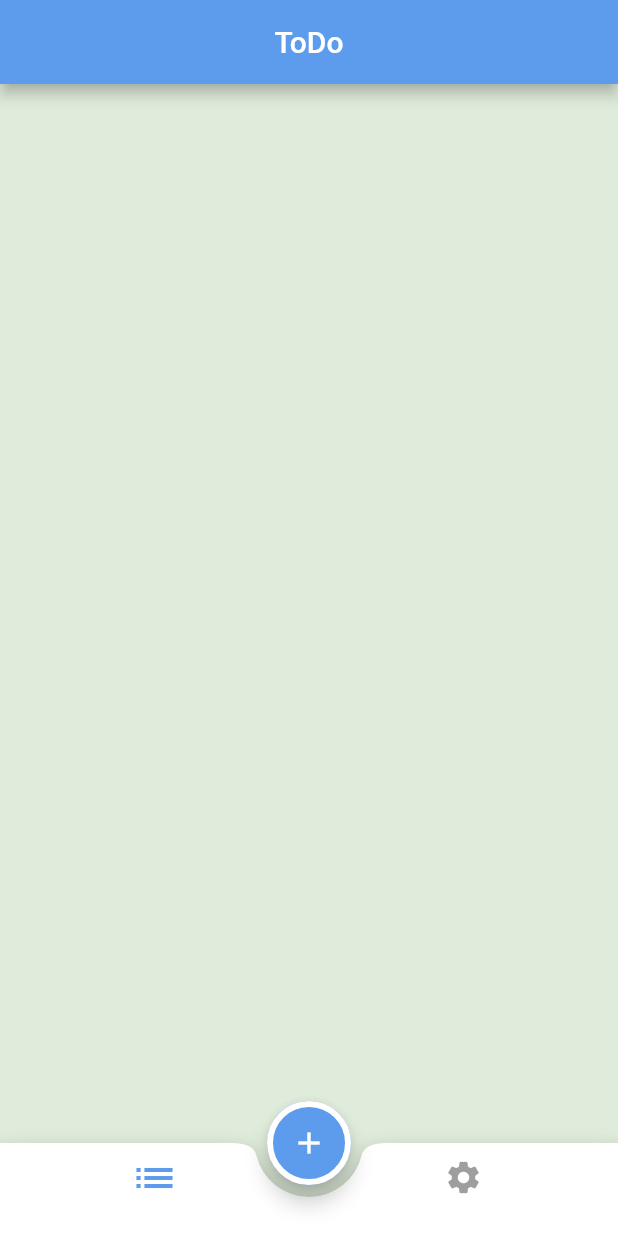
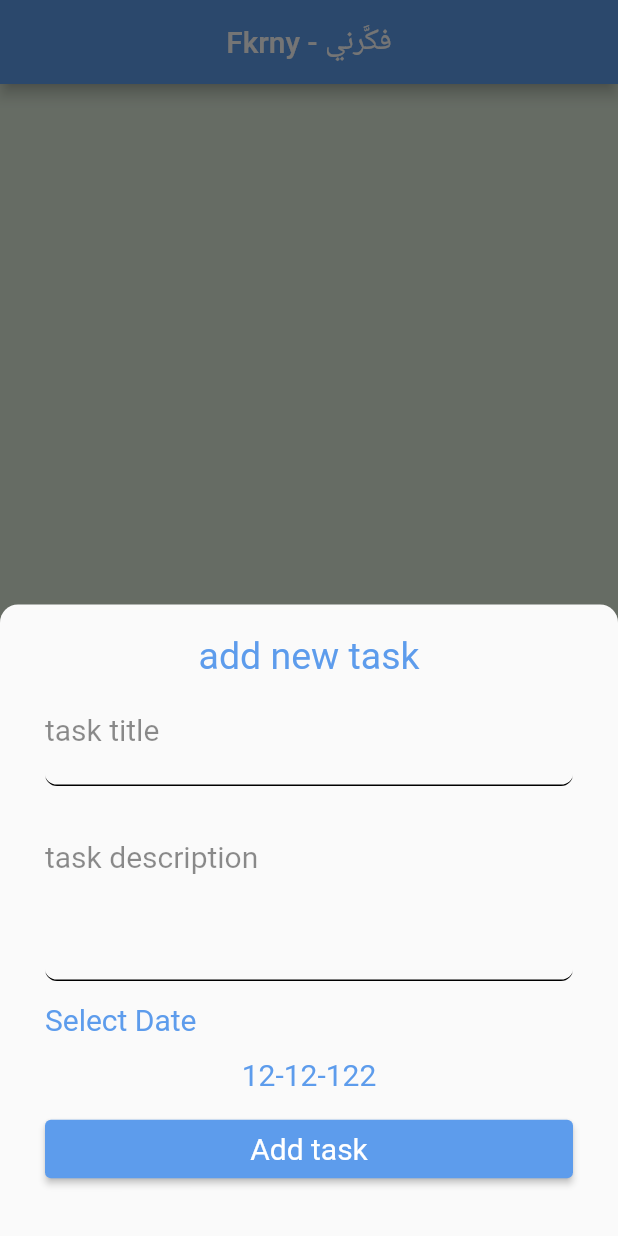
Before and after one commit to Omar-my-repo/todo_firebase, a Flutter app: the screen it shows after launch, after a tap on the "add" icon, on a phone screen of 412 x 824 dp. Run offline on Flutter 3.47's test engine with Material 2 defaults, Android fonts, the phone set to English and light mode, and no system bars.

Commit message:
+modalBottomSheet

```diff
--- a/lib/layout/home.dart
+++ b/lib/layout/home.dart
@@ -1,4 +1,5 @@
 import 'package:flutter/material.dart';
+import 'package:route_todoapp/layout/modal_bottom_sheet.dart';
 import 'package:route_todoapp/screens/settings_screen.dart';
 
 import '../screens/tasklist_screen.dart';
@@ -17,11 +18,21 @@ class _HomeScreenState extends State<HomeScreen> {
   Widget build(BuildContext context) {
     return Scaffold(
       appBar: AppBar(
-        title: Text('ToDo'),
+        title: Text('Fkrny - فكَّرني'),
       ),
       extendBody: true,
       floatingActionButton: FloatingActionButton(
-        onPressed: () {},
+        onPressed: () {
+          showModalBottomSheet(
+              isScrollControlled: true,
+              shape: RoundedRectangleBorder(
+                borderRadius: BorderRadius.vertical(top: Radius.circular(12)),
+              ),
+              context: context,
+              builder: (context) {
+                return ModalBottomSheet();
+              });
+        },
         child: Icon(
           Icons.add,
           size: 24,
--- /dev/null
+++ b/lib/layout/modal_bottom_sheet.dart
@@ -0,0 +1,92 @@
+import 'package:flutter/material.dart';
+
+class ModalBottomSheet extends StatelessWidget {
+  const ModalBottomSheet({Key? key}) : super(key: key);
+
+  @override
+  Widget build(BuildContext context) {
+    return Padding(
+      padding: const EdgeInsets.symmetric(horizontal: 30, vertical: 20),
+      child: Column(
+        mainAxisSize: MainAxisSize.min,
+        mainAxisAlignment: MainAxisAlignment.start,
+        crossAxisAlignment: CrossAxisAlignment.stretch,
+        children: [
+          Text(
+            'add new task',
+            textAlign: TextAlign.center,
+            style: Theme.of(context).textTheme.subtitle1,
+          ),
+          Form(
+            child: Column(
+              children: [
+                TextFormField(
+                  decoration: InputDecoration(
+                    label: Text('task title'),
+                    labelStyle: TextStyle(fontSize: 20, color: Colors.black45),
+                    focusedBorder: UnderlineInputBorder(
+                      borderRadius: BorderRadius.circular(8),
+                    ),
+                    disabledBorder: UnderlineInputBorder(
+                      borderRadius: BorderRadius.circular(8),
+                    ),
+                    enabledBorder: UnderlineInputBorder(
+                      borderRadius: BorderRadius.circular(8),
+                    ),
+                  ),
+                ),
+                // SizedBox(height: 8),
+                TextFormField(
+                  maxLines: 3,
+                  decoration: InputDecoration(
+                    label: Text('task description'),
+                    labelStyle: TextStyle(fontSize: 20, color: Colors.black45),
+                    alignLabelWithHint: true,
+                    focusedBorder: UnderlineInputBorder(
+                      borderRadius: BorderRadius.circular(8),
+                    ),
+                    disabledBorder: UnderlineInputBorder(
+                      borderRadius: BorderRadius.circular(8),
+                    ),
+                    enabledBorder: UnderlineInputBorder(
+                      borderRadius: BorderRadius.circular(8),
+                    ),
+                  ),
+                ),
+              ],
+            ),
+          ),
+          SizedBox(height: 14),
+          Text(
+            'Select Date',
+            style:
+                Theme.of(context).textTheme.subtitle1!.copyWith(fontSize: 20),
+            textAlign: TextAlign.start,
+          ),
+          SizedBox(height: 14),
+          Text(
+            '12-12-122',
+            style:
+                Theme.of(context).textTheme.subtitle1!.copyWith(fontSize: 20),
+            textAlign: TextAlign.center,
+          ),
+          SizedBox(height: 14),
+          ElevatedButton(
+            onPressed: () {},
+            child: Padding(
+              padding: const EdgeInsets.symmetric(vertical: 8.0),
+              child: Text(
+                'Add task',
+                style: Theme.of(context)
+                    .textTheme
+                    .subtitle1!
+                    .copyWith(fontSize: 20, color: Colors.white),
+              ),
+            ),
+          ),
+          SizedBox(height: 14),
+        ],
+      ),
+    );
+  }
+}
```
